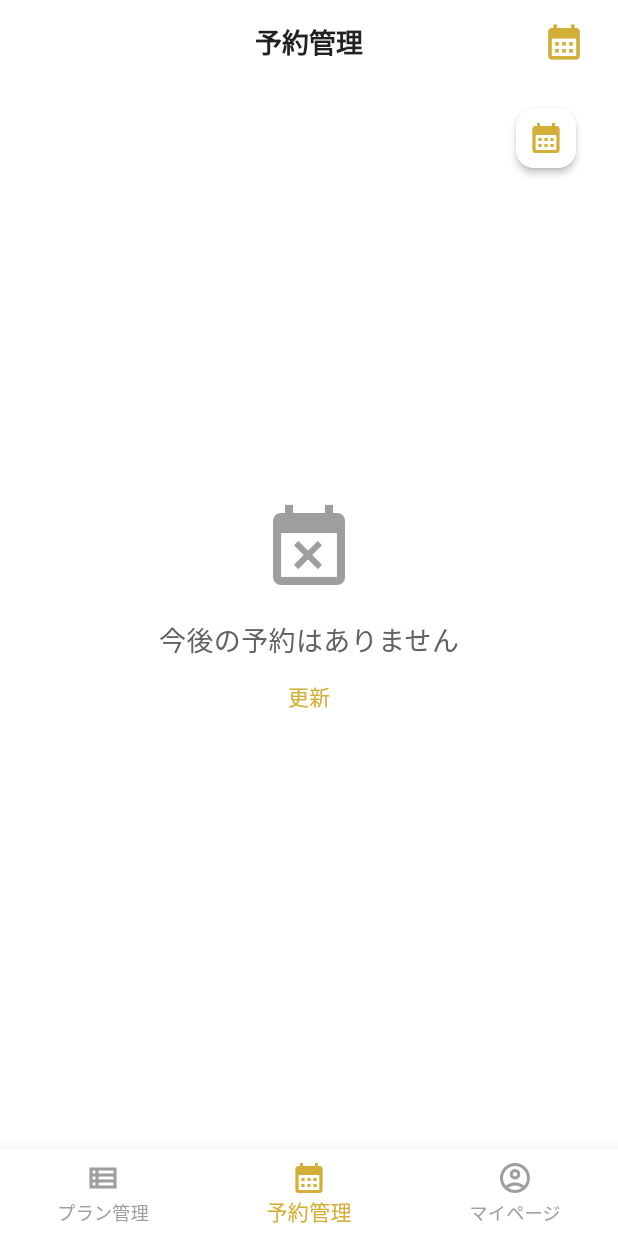
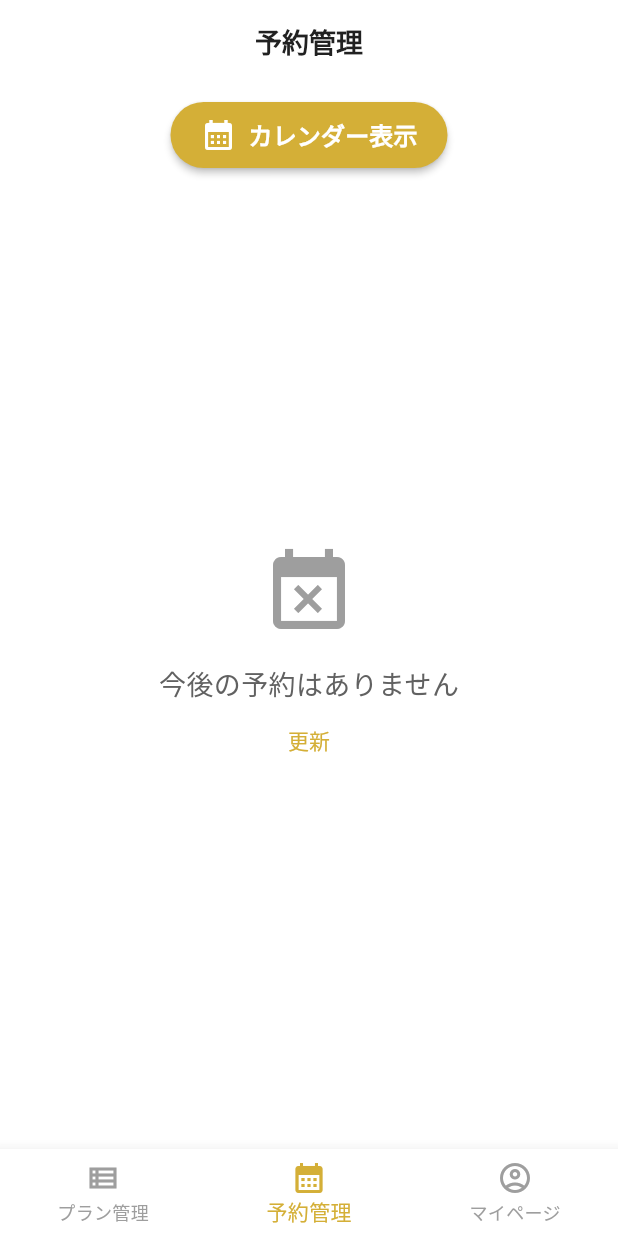
Before and after one commit to yuukidayo/golf_go, a Flutter app: the PlanListScreen screen opened by its route, item 2 of the bottom bar chosen, on a phone screen of 412 x 824 dp. Run offline on Flutter 3.47's test engine with Material 3 defaults, Android fonts, the light colour scheme and no system bars; our stand-ins replace cloud_firestore, firebase_auth, firebase_core, flutter_animate, table_calendar; accounts and stored records are empty.

Commit message:
予約カレンダーとプランリスト画面の切り替えボタンの改善

```diff
--- a/lib/screens/coach/plan_list_screen.dart
+++ b/lib/screens/coach/plan_list_screen.dart
@@ -17,7 +17,7 @@ class PlanListScreen extends StatefulWidget {
   State<PlanListScreen> createState() => _PlanListScreenState();
 }
 
-class _PlanListScreenState extends State<PlanListScreen> {
+class _PlanListScreenState extends State<PlanListScreen> with SingleTickerProviderStateMixin {
   // プラン管理関連の状態管理
   bool _isLoading = true;
   String? _errorMessage;
@@ -27,6 +27,9 @@ class _PlanListScreenState extends State<PlanListScreen> {
   // カレンダー/リスト表示モード切替用の変数
   bool _isCalendarView = false;
 
+  // アニメーション用コントローラー
+  late AnimationController _animationController;
+
   // ナビゲーション関連
   int _currentIndex = 0;
   late final List<Widget> _screens;
@@ -34,12 +37,25 @@ class _PlanListScreenState extends State<PlanListScreen> {
   @override
   void initState() {
     super.initState();
+
+    // アニメーションコントローラーの初期化
+    _animationController = AnimationController(
+      duration: const Duration(milliseconds: 450),
+      vsync: this,
+    );
+
     _screens = [
       Container(), // プラン管理画面は現在の画面なので空のコンテナ
       _buildReservationCalendarScreen(), // 予約管理画面をビルダー関数で生成
     ];
     _loadCurrentUser();
     _loadPlans();
+  }
+
+  @override
+  void dispose() {
+    _animationController.dispose(); // アニメーションコントローラーを破棄
+    super.dispose();
   }
 
   // 予約管理画面を構築するメソッド
@@ -337,23 +353,6 @@ class _PlanListScreenState extends State<PlanListScreen> {
         automaticallyImplyLeading: false, // 戻るボタンを非表示
         title: Text(_currentIndex == 0 ? 'プラン管理' : '予約管理'),
         actions: [
-          // 予約管理画面の場合はカレンダー/リスト切替アイコンを表示
-          if (_currentIndex == 1)
-            IconButton(
-              icon: Icon(
-                _isCalendarView ? Icons.list : Icons.calendar_month,
-                color: AppColors.gold,
-                size: 28,
-              ),
-              tooltip: _isCalendarView ? 'リスト表示に切替' : 'カレンダー表示に切替',
-              onPressed: () {
-                setState(() {
-                  _isCalendarView = !_isCalendarView;
-                  // _screensを再構築して新しい表示モードをReservationCalendarScreenに伝える
-                  _screens[1] = _buildReservationCalendarScreen();
-                });
-              },
-            ),
           // テスト予約作成ボタン（開発用）
           if (kDebugMode && _currentIndex == 0)
             IconButton(
--- a/lib/screens/coach/reservation_calendar_screen.dart
+++ b/lib/screens/coach/reservation_calendar_screen.dart
@@ -22,9 +22,12 @@ class ReservationCalendarScreen extends StatefulWidget {
   State<ReservationCalendarScreen> createState() => _ReservationCalendarScreenState();
 }
 
-class _ReservationCalendarScreenState extends State<ReservationCalendarScreen> {
+class _ReservationCalendarScreenState extends State<ReservationCalendarScreen> with SingleTickerProviderStateMixin {
   // 表示モード
-  bool _isCalendarView = false; // デフォルトはリスト表示
+  late bool _isCalendarView; // 親から渡される初期値で初期化
+
+  // アニメーション用コントローラー
+  late AnimationController _animationController;
 
   // カレンダー関連
   DateTime _focusedDay = DateTime.now();
@@ -50,6 +53,18 @@ class _ReservationCalendarScreenState extends State<ReservationCalendarScreen> {
     super.initState();
     _selectedDay = _focusedDay;
     _isCalendarView = widget.initialCalendarView; // 親から渡された初期表示モードを使用
+
+    // アニメーションコントローラーの初期化
+    _animationController = AnimationController(
+      duration: const Duration(milliseconds: 450),
+      vsync: this,
+    );
+
+    // 初期状態に合わせてアニメーションの位置を設定
+    if (_isCalendarView) {
+      _animationController.value = 1.0;
+    }
+
     _loadUpcomingReservations(); // リスト表示用の直近予約を読み込む
   }
 
@@ -316,15 +331,30 @@ class _ReservationCalendarScreenState extends State<ReservationCalendarScreen> {
     // アプリバーを表示するかどうかをウィジェットから取得
     final showAppBar = widget.showAppBar;
 
-    // カレンダー/リスト切替アイコン
+    // カレンダー/リスト切替アイコン（アニメーション付き）
     final switchViewButton = IconButton(
-      icon: Icon(
+      icon: AnimatedBuilder(
+        animation: _animationController,
+        builder: (context, child) {
+          return Transform.rotate(
+            angle: _animationController.value * 0.5 * 3.14159,
+            child: Icon(
               _isCalendarView ? Icons.list : Icons.calendar_month,
               color: AppColors.gold,
               size: 28,
             ),
+          );
+        },
+      ),
       tooltip: _isCalendarView ? 'リスト表示に切替' : 'カレンダー表示に切替',
       onPressed: () {
+        // アニメーション実行
+        if (_isCalendarView) {
+          _animationController.forward(from: 0.0);
+        } else {
+          _animationController.reverse(from: 1.0);
+        }
+
         setState(() {
           _isCalendarView = !_isCalendarView;
           // 親コンポーネントに表示モードの変更を通知
@@ -334,7 +364,6 @@ class _ReservationCalendarScreenState extends State<ReservationCalendarScreen> {
     );
 
     return Scaffold(
-      // AppBarを条件付きで表示
       appBar: showAppBar ? AppBar(
         automaticallyImplyLeading: false,
         centerTitle: true,
@@ -346,19 +375,44 @@ class _ReservationCalendarScreenState extends State<ReservationCalendarScreen> {
           const SizedBox(width: 12),
         ],
       ) : null,
-      // AppBarを表示しない場合、ビュー切替ボタンをbodyの上部に配置
-      floatingActionButtonLocation: showAppBar ? null : FloatingActionButtonLocation.endTop,
-      floatingActionButton: showAppBar ? null : Padding(
-        padding: const EdgeInsets.only(top: 12, right: 8),
-        child: FloatingActionButton(
+      body: Column(
+        children: [
+          // AppBarを表示しない場合のみ切り替えボタンを表示
+          if (!showAppBar)
+            Padding(
+              padding: const EdgeInsets.only(top: 10.0),
+              child: Center(
+                child: ElevatedButton.icon(
+                  icon: Icon(
+                    _isCalendarView ? Icons.list : Icons.calendar_month,
+                    color: Colors.white,
+                    size: 24,
+                  ),
+                  label: Text(
+                    _isCalendarView ? 'リスト表示' : 'カレンダー表示',
+                    style: const TextStyle(
+                      color: Colors.white,
+                      fontWeight: FontWeight.bold,
+                      fontSize: 16,
+                    ),
+                  ),
+                  style: ElevatedButton.styleFrom(
+                    backgroundColor: AppColors.gold,
+                    foregroundColor: Colors.white,
                     elevation: 2,
-          backgroundColor: Colors.white,
-          mini: true,
-          child: Icon(
-            _isCalendarView ? Icons.list : Icons.calendar_month,
-            color: AppColors.gold,
+                    padding: const EdgeInsets.symmetric(horizontal: 20, vertical: 10),
+                    shape: RoundedRectangleBorder(
+                      borderRadius: BorderRadius.circular(30),
+                    ),
                   ),
                   onPressed: () {
+                    // アニメーション実行
+                    if (_isCalendarView) {
+                      _animationController.forward(from: 0.0);
+                    } else {
+                      _animationController.reverse(from: 1.0);
+                    }
+
                     setState(() {
                       _isCalendarView = !_isCalendarView;
                       // 親コンポーネントに表示モードの変更を通知
@@ -367,11 +421,23 @@ class _ReservationCalendarScreenState extends State<ReservationCalendarScreen> {
                   },
                 ),
               ),
-      body: _isLoading
+            ),
+          // メインコンテンツ
+          Expanded(
+            child: AnimatedSwitcher(
+              duration: const Duration(milliseconds: 300),
+              transitionBuilder: (Widget child, Animation<double> animation) {
+                return FadeTransition(opacity: animation, child: child);
+              },
+              child: _isLoading
                   ? const Center(child: CircularProgressIndicator(color: AppColors.gold))
                   : _isCalendarView
                       ? _buildCalendarView()
                       : _buildUpcomingReservationsView(japaneseFormatter, currencyFormatter),
+            ),
+          ),
+        ],
+      ),
     );
   }
 
```
Lines whose indentation alone changed are shown as unchanged.
